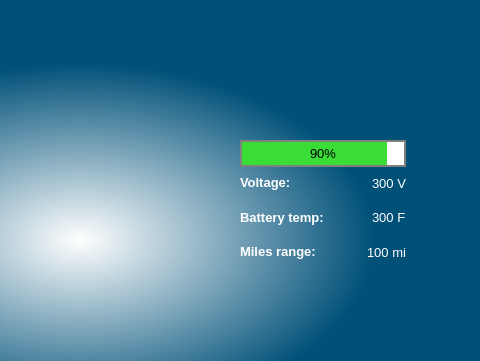
Qt form Dashboard.ui (uci-solar-car/Production-Dashboard-Code) before a commit; both pictures show x 320 to 800 and y 0 to 361 of the 800 by 480 pixel window.
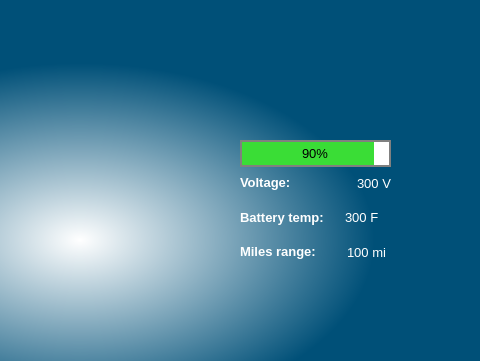
The same form after that commit. Icons and pictures are not drawn.

Commit message: Set spacing fixed on right side

The edit to the form file:
```diff
--- a/Dashboard.ui
+++ b/Dashboard.ui
@@ -132,9 +132,12 @@
          <property name="orientation">
           <enum>Qt::Horizontal</enum>
          </property>
+         <property name="sizeType">
+          <enum>QSizePolicy::Fixed</enum>
+         </property>
          <property name="sizeHint" stdset="0">
           <size>
-           <width>70</width>
+           <width>60</width>
            <height>20</height>
           </size>
          </property>
@@ -197,6 +200,9 @@
          <property name="orientation">
           <enum>Qt::Horizontal</enum>
          </property>
+         <property name="sizeType">
+          <enum>QSizePolicy::Fixed</enum>
+         </property>
          <property name="sizeHint" stdset="0">
           <size>
            <width>15</width>
@@ -263,9 +269,12 @@
          <property name="orientation">
           <enum>Qt::Horizontal</enum>
          </property>
+         <property name="sizeType">
+          <enum>QSizePolicy::Fixed</enum>
+         </property>
          <property name="sizeHint" stdset="0">
           <size>
-           <width>45</width>
+           <width>25</width>
            <height>20</height>
           </size>
          </property>
```
The commit also changes 1 other file.
